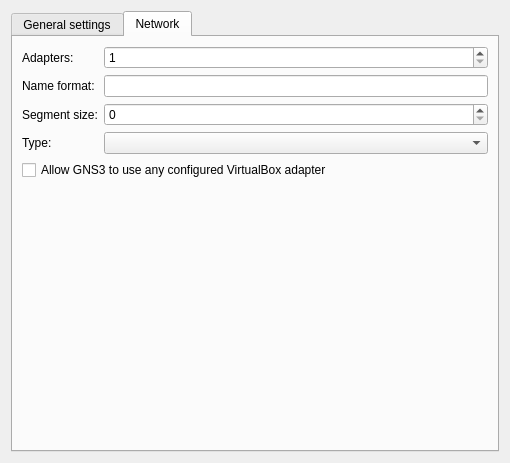
Old version of the form gns3/modules/virtualbox/ui/virtualbox_vm_configuration_page.ui in the repository GNS3/gns3-gui.
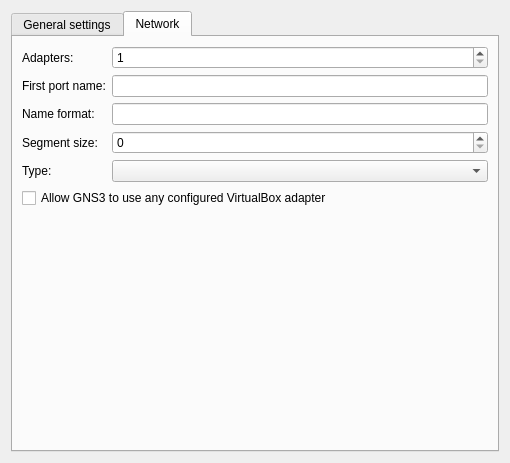
New version of the form. The open tabs and pages were chosen to show the change.

Commit message: Adds first port name option (for management interfaces). Completes #309.

```diff
--- a/gns3/modules/virtualbox/ui/virtualbox_vm_configuration_page.ui
+++ b/gns3/modules/virtualbox/ui/virtualbox_vm_configuration_page.ui
@@ -176,6 +176,16 @@
        <string>Network</string>
       </attribute>
       <layout class="QGridLayout" name="gridLayout_2">
+       <item row="3" column="1">
+        <widget class="QSpinBox" name="uiPortSegmentSizeSpinBox">
+         <property name="maximum">
+          <number>128</number>
+         </property>
+         <property name="singleStep">
+          <number>4</number>
+         </property>
+        </widget>
+       </item>
        <item row="0" column="0">
         <widget class="QLabel" name="uiAdaptersLabel">
          <property name="text">
@@ -193,62 +203,21 @@
          </property>
         </widget>
        </item>
-       <item row="1" column="0">
-        <widget class="QLabel" name="uiPortNameFormatLabel">
-         <property name="text">
-          <string>Name format:</string>
-         </property>
-        </widget>
-       </item>
-       <item row="1" column="1">
-        <widget class="QLineEdit" name="uiPortNameFormatLineEdit">
-         <property name="text">
-          <string/>
-         </property>
-        </widget>
-       </item>
-       <item row="2" column="0">
-        <widget class="QLabel" name="uiPortSegmentSizeLabel">
-         <property name="text">
-          <string>Segment size:</string>
-         </property>
-        </widget>
-       </item>
-       <item row="2" column="1">
-        <widget class="QSpinBox" name="uiPortSegmentSizeSpinBox">
-         <property name="maximum">
-          <number>128</number>
-         </property>
-         <property name="singleStep">
-          <number>4</number>
-         </property>
-        </widget>
-       </item>
-       <item row="3" column="0">
+       <item row="5" column="0">
         <widget class="QLabel" name="label">
          <property name="text">
           <string>Type:</string>
          </property>
         </widget>
        </item>
-       <item row="3" column="1">
-        <widget class="QComboBox" name="uiAdapterTypesComboBox">
-         <property name="sizePolicy">
-          <sizepolicy hsizetype="Expanding" vsizetype="Fixed">
-           <horstretch>0</horstretch>
-           <verstretch>0</verstretch>
-          </sizepolicy>
-         </property>
-        </widget>
-       </item>
-       <item row="4" column="0" colspan="2">
+       <item row="6" column="0" colspan="2">
         <widget class="QCheckBox" name="uiUseAnyAdapterCheckBox">
          <property name="text">
           <string>Allow GNS3 to use any configured VirtualBox adapter</string>
          </property>
         </widget>
        </item>
-       <item row="5" column="1">
+       <item row="7" column="1">
         <spacer name="spacer">
          <property name="orientation">
           <enum>Qt::Vertical</enum>
@@ -261,6 +230,47 @@
          </property>
         </spacer>
        </item>
+       <item row="2" column="1">
+        <widget class="QLineEdit" name="uiPortNameFormatLineEdit">
+         <property name="text">
+          <string/>
+         </property>
+        </widget>
+       </item>
+       <item row="3" column="0">
+        <widget class="QLabel" name="uiPortSegmentSizeLabel">
+         <property name="text">
+          <string>Segment size:</string>
+         </property>
+        </widget>
+       </item>
+       <item row="5" column="1">
+        <widget class="QComboBox" name="uiAdapterTypesComboBox">
+         <property name="sizePolicy">
+          <sizepolicy hsizetype="Expanding" vsizetype="Fixed">
+           <horstretch>0</horstretch>
+           <verstretch>0</verstretch>
+          </sizepolicy>
+         </property>
+        </widget>
+       </item>
+       <item row="2" column="0">
+        <widget class="QLabel" name="uiPortNameFormatLabel">
+         <property name="text">
+          <string>Name format:</string>
+         </property>
+        </widget>
+       </item>
+       <item row="1" column="0">
+        <widget class="QLabel" name="uiFirstPortNameLabel">
+         <property name="text">
+          <string>First port name:</string>
+         </property>
+        </widget>
+       </item>
+       <item row="1" column="1">
+        <widget class="QLineEdit" name="uiFirstPortNameLineEdit"/>
+       </item>
       </layout>
      </widget>
     </widget>
```
The commit also changes 21 other files.
